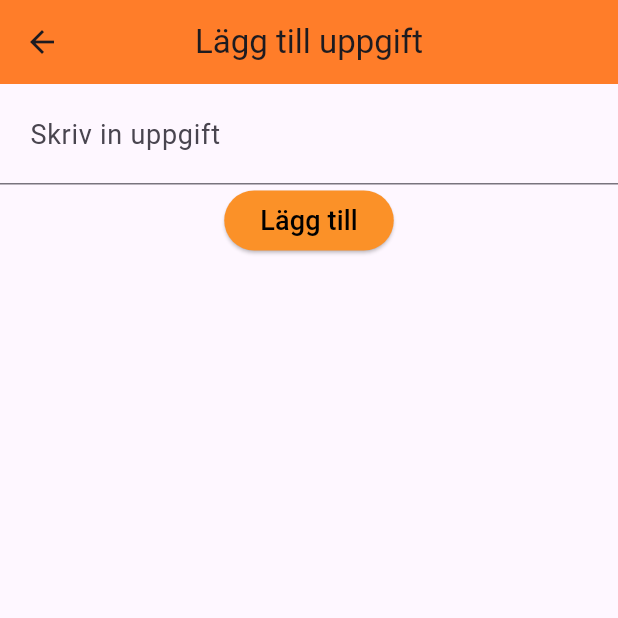
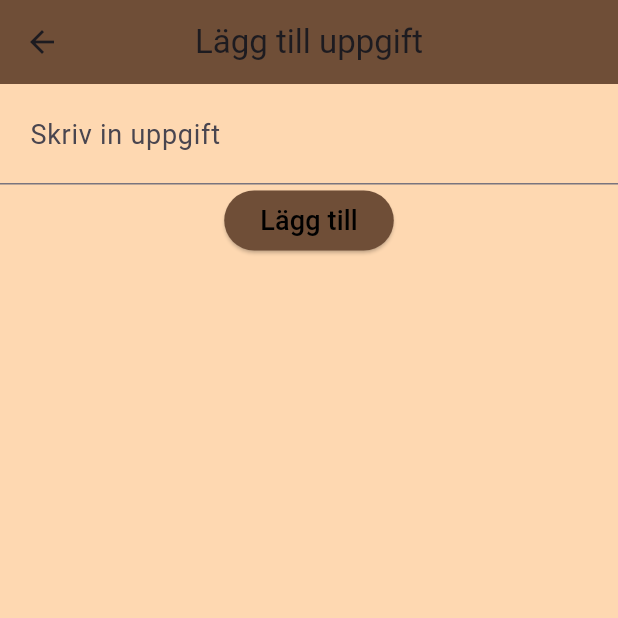
Before and after one commit to gu-tig333-ht24/gussanhaq, a Flutter app: the screen it shows after launch, after a tap on the "add" icon, on a phone screen of 412 x 824 dp, the top half of it. Run offline on Flutter 3.47's test engine with Material 3 defaults, Android fonts, the phone set to English and light mode, and no system bars.

Commit message:
Vecka 2 klar

```diff
--- a/lib/main.dart
+++ b/lib/main.dart
@@ -1,4 +1,29 @@
 import 'package:flutter/material.dart';
+import 'package:provider/provider.dart';
+
+class MyState extends ChangeNotifier {
+  List<Task> _tasks = [];
+
+  List<Task> get tasks => _tasks;
+
+  void addTask(String newTask) {
+    _tasks.add(Task(newTask));
+    notifyListeners();
+  }
+
+  void removeTask(Task task) {
+    _tasks.removeWhere((t) => t == task);
+    notifyListeners();
+  }
+
+  void toggleTask(Task task) {
+    final index = _tasks.indexOf(task);
+    if (index != -1) {
+      _tasks[index].isDone = !_tasks[index].isDone;
+      notifyListeners();
+    }
+  }
+}
 
 class MyApp extends StatelessWidget {
   const MyApp({super.key});
@@ -15,8 +40,19 @@ class MyApp extends StatelessWidget {
 
 class Task {
   final String task;
+  bool isDone;
 
-  Task(this.task);
+  Task(this.task, {this.isDone = false});
+
+  @override
+  bool operator ==(Object other) {
+    if (identical(this, other)) return true;
+
+    return other is Task && other.task == task;
+  }
+
+  @override
+  int get hashCode => task.hashCode;
 }
 
 class HomePage extends StatefulWidget {
@@ -27,37 +63,77 @@ class HomePage extends StatefulWidget {
 }
 
 class _HomePageState extends State<HomePage> {
+  Filter _filter = Filter.all;
+
   @override
   Widget build(BuildContext context) {
-    List<Task> task = [
-      Task('Köpa mjölk'),
-      Task('Köpa ägg'),
-      Task('Kratta löv'),
-      Task('Klappa hunden'),
-      Task('Mata barnen'),
-      Task('Såga brädor'),
-      Task("Gymma"),
-    ];
+    List<Task> task = context.watch<MyState>().tasks;
+
+    List<Task> filteredTasks;
+    switch (_filter) {
+      case Filter.completed:
+        filteredTasks = task.where((task) => task.isDone).toList();
+        break;
+      case Filter.incomplete:
+        filteredTasks = task.where((task) => !task.isDone).toList();
+        break;
+      case Filter.all:
+      default:
+        filteredTasks = task;
+    }
 
     return Scaffold(
       backgroundColor: Color.fromARGB(255, 254, 216, 177),
       appBar: AppBar(
         title: const Text('Att göra lista'),
+        titleTextStyle: TextStyle(
+          color: Colors.black,
+          fontSize: 25,
+        ),
         centerTitle: true,
-        actions: [IconButton(icon: Icon(Icons.dehaze), onPressed: () {})],
+        actions: [
+          PopupMenuButton<Filter>(
+            icon: Icon(
+              Icons.filter_list,
+              color: Colors.black,
+            ),
+            color: const Color.fromARGB(255, 254, 216, 177),
+            onSelected: (Filter result) {
+              setState(
+                () {
+                  _filter = result;
+                },
+              );
+            },
+            itemBuilder: (BuildContext context) => <PopupMenuEntry<Filter>>[
+              const PopupMenuItem<Filter>(
+                value: Filter.all,
+                child: Text('Alla'),
+              ),
+              const PopupMenuItem<Filter>(
+                value: Filter.completed,
+                child: Text('Klara'),
+              ),
+              const PopupMenuItem<Filter>(
+                value: Filter.incomplete,
+                child: Text('Ej klara'),
+              ),
+            ],
+          ),
+        ],
         backgroundColor: const Color.fromARGB(255, 111, 78, 55),
-        elevation: 4,
         toolbarHeight: 45,
       ),
       body: ListView.builder(
-        itemCount: task.length,
+        itemCount: filteredTasks.length,
         itemBuilder: (context, index) {
-          return TaskItem(task[index].task, key: Key(task[index].task));
+          return TaskItem(filteredTasks[index],
+              key: Key(filteredTasks[index].task));
         },
       ),
       floatingActionButtonLocation: FloatingActionButtonLocation.endFloat,
       floatingActionButton: Padding(
-        padding: const EdgeInsets.only(bottom: 10, right: 35),
+        padding: const EdgeInsets.only(bottom: 10, right: 55),
         child: SizedBox(
           width: 70,
           height: 70,
@@ -65,7 +141,7 @@ class _HomePageState extends State<HomePage> {
             onPressed: () {
               Navigator.push(
                 context,
-                MaterialPageRoute(builder: (context) => const AddTaskPage()),
+                MaterialPageRoute(builder: (context) => AddTaskPage()),
               );
             },
             shape: RoundedRectangleBorder(
@@ -80,52 +156,61 @@ class _HomePageState extends State<HomePage> {
   }
 }
 
-class TaskItem extends StatefulWidget {
-  final String task;
+enum Filter {
+  all,
+  completed,
+  incomplete,
+}
+
+class TaskItem extends StatelessWidget {
+  final Task task;
+
   const TaskItem(this.task, {super.key});
 
   @override
-  State<TaskItem> createState() => _TaskItemState();
-}
-
-class _TaskItemState extends State<TaskItem> {
-  @override
   Widget build(BuildContext context) {
     return Padding(
-      padding: const EdgeInsets.symmetric(horizontal: 20, vertical: 5),
+      padding: const EdgeInsets.symmetric(horizontal: 15, vertical: 6),
       child: ElevatedButton(
         onPressed: () {},
         style: ElevatedButton.styleFrom(
-          elevation: 5,
+          fixedSize: const Size(0, 85),
+          elevation: 8,
           shape: RoundedRectangleBorder(
-            borderRadius: BorderRadius.circular(15),
+            borderRadius: BorderRadius.circular(30),
           ),
-          backgroundColor: const Color.fromARGB(255, 166, 123, 91),
-          padding: const EdgeInsets.symmetric(vertical: 20, horizontal: 5),
+          backgroundColor: const Color.fromARGB(255, 219, 169, 121),
+          padding: const EdgeInsets.symmetric(vertical: 10, horizontal: 5),
         ),
         child: Row(
           children: [
-            Padding(
-              padding: const EdgeInsets.only(right: 0),
-              child: IconButton(
-                onPressed: () {},
-                icon: Icon(Icons.check_box_outline_blank),
-                iconSize: 40,
-                color: Colors.black,
-              ),
+            IconButton(
+              onPressed: () {
+                context.read<MyState>().toggleTask(task);
+              },
+              icon: Icon(task.isDone
+                  ? Icons.check_box
+                  : Icons.check_box_outline_blank),
+              iconSize: 40,
+              color: Colors.black,
             ),
             Expanded(
               child: Text(
-                widget.task,
-                style: const TextStyle(
-                  fontSize: 18,
-                  color: Colors.black,
+                task.task,
+                style: TextStyle(
+                  fontSize: 22,
+                  color: task.isDone ? Colors.grey : Colors.black,
+                  decoration: task.isDone
+                      ? TextDecoration.lineThrough
+                      : TextDecoration.none,
                 ),
               ),
             ),
             IconButton(
-              onPressed: () {},
-              icon: Icon(Icons.delete),
+              onPressed: () {
+                context.read<MyState>().removeTask(task);
+              },
+              icon: const Icon(Icons.delete),
               color: Colors.black,
               iconSize: 30,
             ),
@@ -136,25 +221,24 @@ class _TaskItemState extends State<TaskItem> {
   }
 }
 
-class AddTaskPage extends StatefulWidget {
-  const AddTaskPage({super.key});
+class AddTaskPage extends StatelessWidget {
+  AddTaskPage({super.key});
 
-  @override
-  State<AddTaskPage> createState() => _AddTaskPageState();
-}
+  final TextEditingController _controller = TextEditingController();
 
-class _AddTaskPageState extends State<AddTaskPage> {
   @override
   Widget build(BuildContext context) {
     return Scaffold(
+      backgroundColor: Color.fromARGB(255, 254, 216, 177),
       appBar: AppBar(
         title: const Text('Lägg till uppgift'),
         centerTitle: true,
-        backgroundColor: const Color.fromARGB(255, 255, 125, 41),
+        backgroundColor: const Color.fromARGB(255, 111, 78, 55),
       ),
       body: Column(
         children: [
           TextField(
+            controller: _controller,
             decoration: const InputDecoration(
               hintText: 'Skriv in uppgift',
               hintStyle: TextStyle(fontSize: 18),
@@ -164,10 +248,13 @@ class _AddTaskPageState extends State<AddTaskPage> {
           ElevatedButton(
             style: ButtonStyle(
               backgroundColor: WidgetStateProperty.all<Color>(
-                const Color.fromARGB(255, 251, 145, 40),
+                const Color.fromARGB(255, 111, 78, 55),
               ),
             ),
             onPressed: () {
+              if (_controller.text.isNotEmpty) {
+                context.read<MyState>().addTask(_controller.text);
+              }
               Navigator.pop(context);
             },
             child: const Text('Lägg till',
@@ -180,5 +267,10 @@ class _AddTaskPageState extends State<AddTaskPage> {
 }
 
 void main() {
-  runApp(const MyApp());
+  runApp(
+    ChangeNotifierProvider(
+      create: (context) => MyState(),
+      child: const MyApp(),
+    ),
+  );
 }
--- a/pubspec.yaml
+++ b/pubspec.yaml
@@ -36,6 +36,7 @@ dependencies:
   # Use with the CupertinoIcons class for iOS style icons.
   cupertino_icons: ^1.0.8
 
+  provider: ^6.1.2
 dev_dependencies:
   flutter_test:
     sdk: flutter
```
Also changed, not shown: pubspec.lock.
